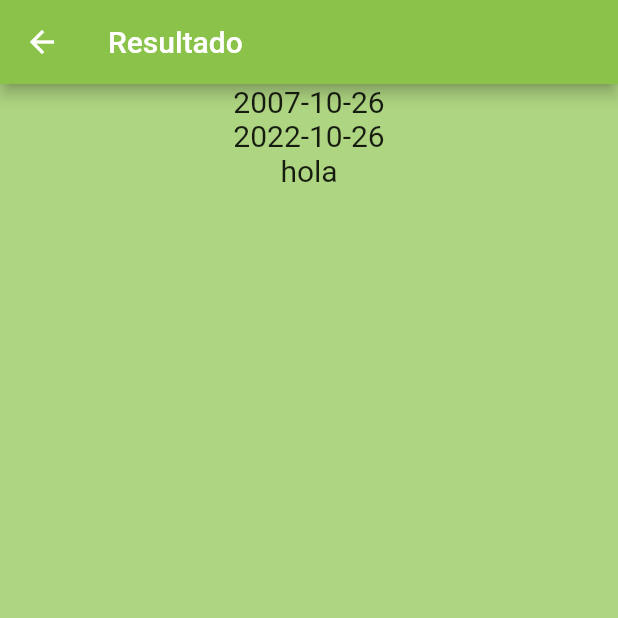
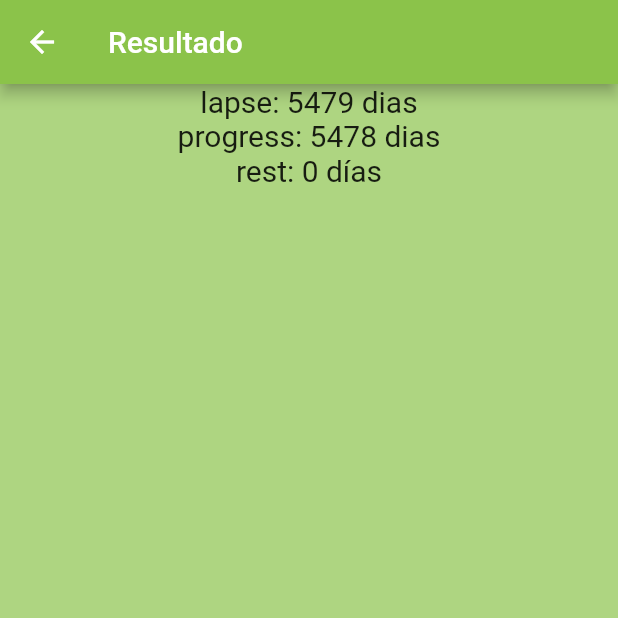
Before and after one commit to mailkaze/flutter-lapse-loader, a Flutter app: the screen it shows after launch, after a tap on "Calcular", on a phone screen of 412 x 824 dp, the top half of it. Run offline on Flutter 3.47's test engine with Material 2 defaults, Android fonts, the light colour scheme and no system bars.

Commit message:
cálculos ya en results screen

```diff
--- a/lib/screens/home_page.dart
+++ b/lib/screens/home_page.dart
@@ -14,8 +14,8 @@ class _HomePage extends State<HomePage> {
 
   @override
   void initState() {
-    dateInputStart.text = "2007-10-26"; //set the initial value of text field
-    dateInputEnd.text = "2022-10-26"; //set the initial value of text field
+    dateInputStart.text = "2007-10-27"; //set the initial value of text field
+    dateInputEnd.text = "2022-10-27"; //set the initial value of text field
     super.initState();
   }
 
--- a/lib/screens/results_screen.dart
+++ b/lib/screens/results_screen.dart
@@ -10,6 +10,12 @@ class ResultsScreen extends StatelessWidget {
 
     DateTime startDate = DateTime.parse(lapseData['startDate']);
     DateTime endDate = DateTime.parse(lapseData['endDate']);
+    DateTime today = DateTime.now();
+    Duration lapse = endDate.difference(startDate);
+    Duration progress = today.difference(startDate);
+    print('lapse: ${lapse.inDays} dias');
+    print('progress: ${progress.inDays} dias');
+    print('rest: ${(lapse - progress).inDays} días');
 
     return Scaffold(
       appBar: AppBar(
@@ -22,15 +28,15 @@ class ResultsScreen extends StatelessWidget {
         child: Column(
           children: [
             Text(
-              lapseData['startDate'],
+              'lapse: ${lapse.inDays} dias',
               style: const TextStyle(fontSize: 20),
             ),
             Text(
-              lapseData['endDate'],
+              'progress: ${progress.inDays} dias',
               style: const TextStyle(fontSize: 20),
             ),
             Text(
-              lapseData['lapse'],
+              'rest: ${(lapse - progress).inDays} días',
               style: const TextStyle(fontSize: 20),
             ),
           ],
```
